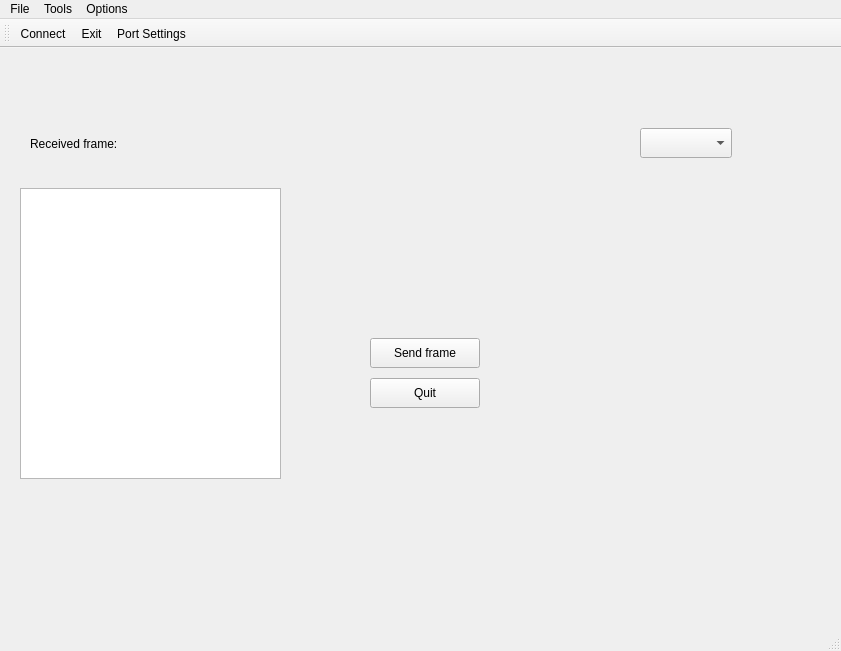
The window that mainwindow.ui (MichalKs/QT_MicroInterface) describes before a commit, drawn with Qt 5.
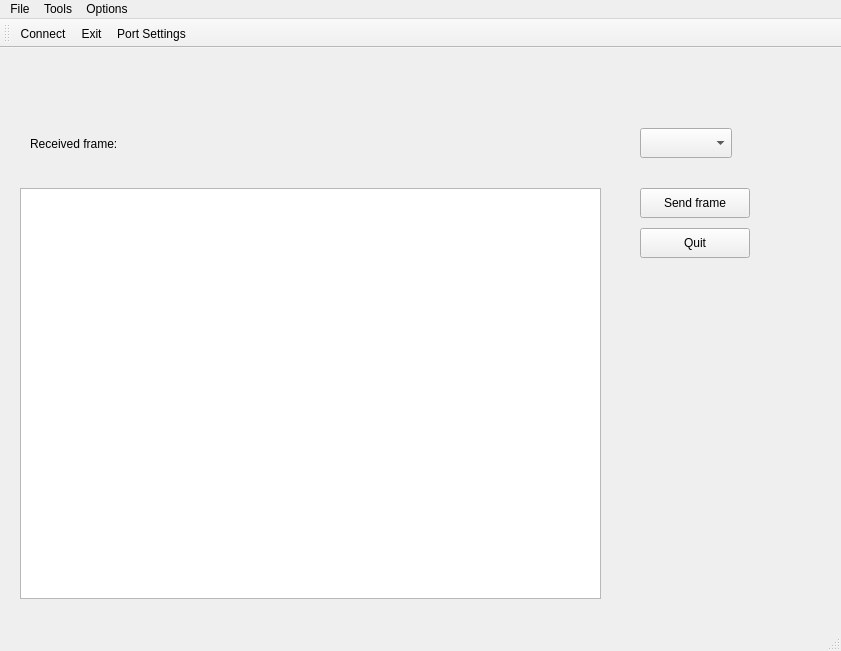
The same window after the commit. Icons and pictures are not drawn.

Patch:
```diff
--- a/mainwindow.ui
+++ b/mainwindow.ui
@@ -30,8 +30,8 @@
    <widget class="QPushButton" name="sendFrameButton">
     <property name="geometry">
      <rect>
-      <x>370</x>
-      <y>290</y>
+      <x>640</x>
+      <y>140</y>
       <width>110</width>
       <height>30</height>
      </rect>
@@ -43,8 +43,8 @@
    <widget class="QPushButton" name="quitButton">
     <property name="geometry">
      <rect>
-      <x>370</x>
-      <y>330</y>
+      <x>640</x>
+      <y>180</y>
       <width>110</width>
       <height>30</height>
      </rect>
@@ -58,8 +58,8 @@
      <rect>
       <x>20</x>
       <y>140</y>
-      <width>261</width>
-      <height>291</height>
+      <width>581</width>
+      <height>411</height>
      </rect>
     </property>
    </widget>
```
